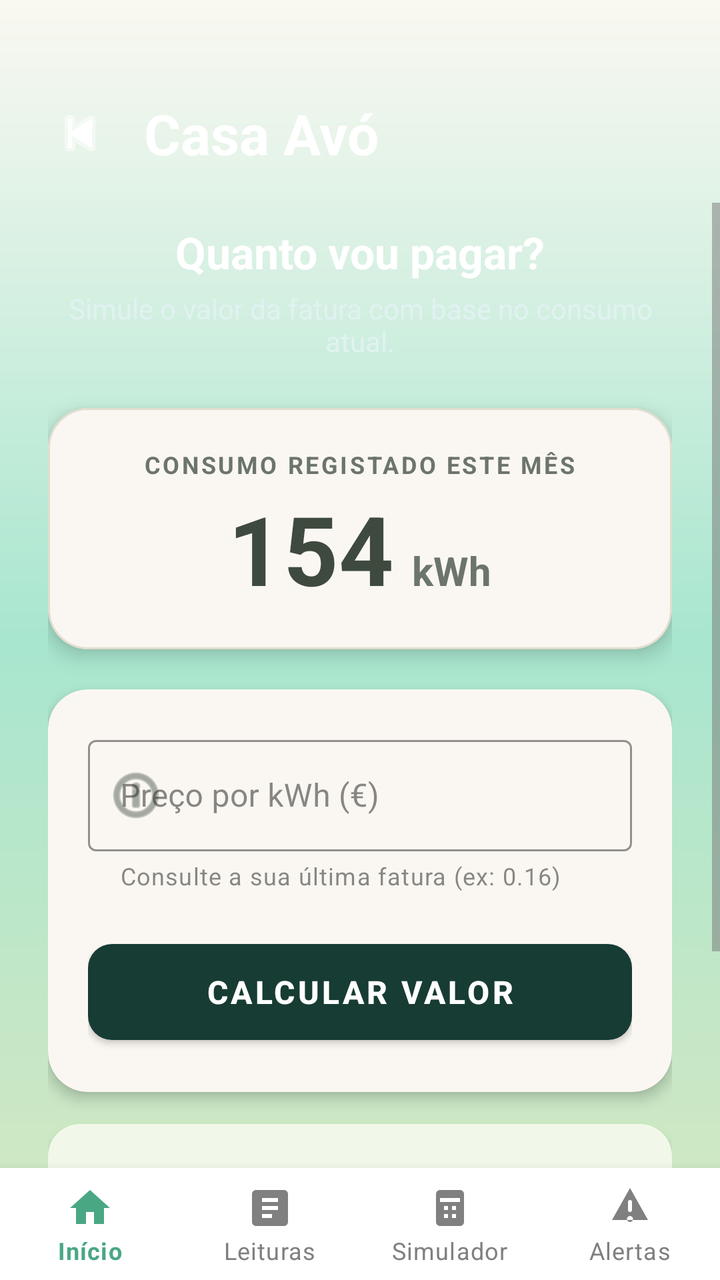
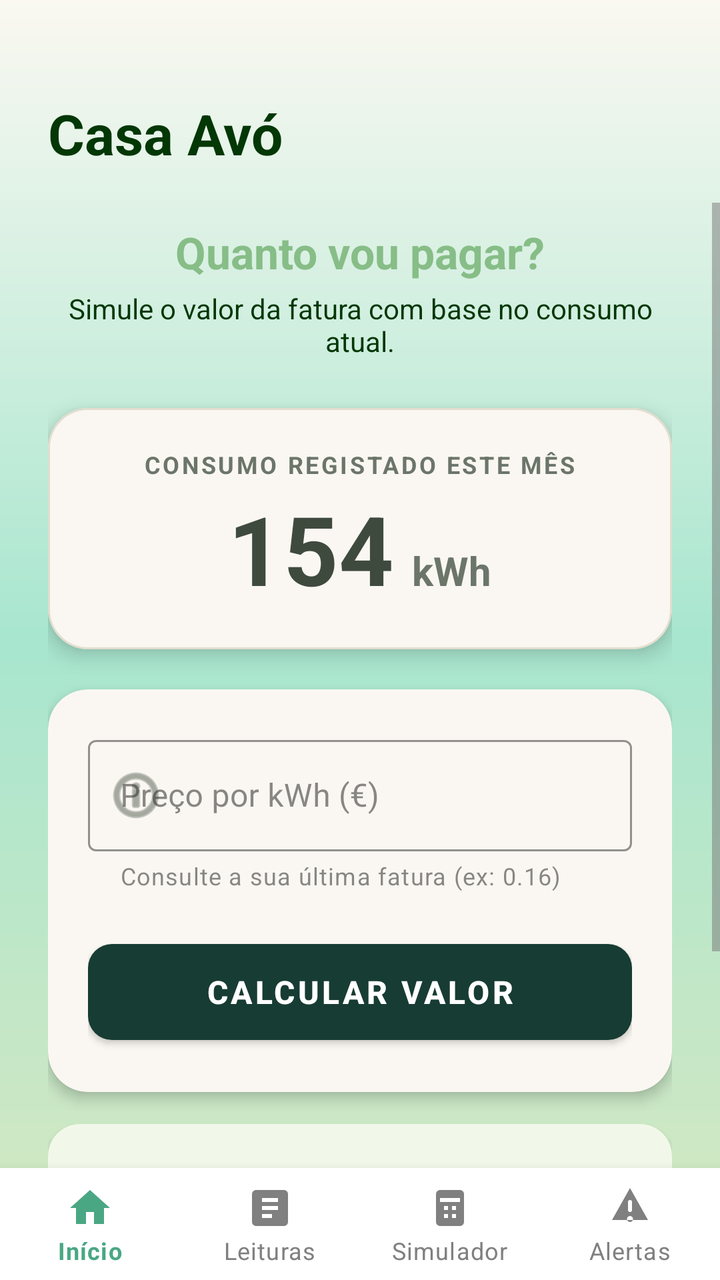

An Android layout rendered at two revisions. The XML below is the earlier revision; the diff shows what the commit changed to produce the second picture.
<!-- AndroidManifest.xml: application theme Theme.EcoTrack -->
<!-- res/layout/activity_calculadora_custos.xml -->
<?xml version="1.0" encoding="utf-8"?>
<androidx.constraintlayout.widget.ConstraintLayout xmlns:android="http://schemas.android.com/apk/res/android"
    xmlns:app="http://schemas.android.com/apk/res-auto"
    xmlns:tools="http://schemas.android.com/tools"
    android:layout_width="match_parent"
    android:layout_height="match_parent"
    android:background="@drawable/gradient_verde"
    tools:context=".CalculadoraCustos">

    
    <androidx.constraintlayout.widget.ConstraintLayout
        android:id="@+id/headerCasaCalculadora"
        android:layout_width="match_parent"
        android:layout_height="wrap_content"
        android:paddingHorizontal="24dp"
        android:paddingTop="48dp"
        android:paddingBottom="16dp"
        app:layout_constraintTop_toTopOf="parent"
        app:layout_constraintStart_toStartOf="parent"
        app:layout_constraintEnd_toEndOf="parent">

        
        <ImageView
            android:id="@+id/btnBackArrow"
            android:layout_width="32dp"
            android:layout_height="32dp"
            android:src="@android:drawable/ic_media_previous"
            app:tint="#FFFFFF"
            android:contentDescription="Voltar"
            app:layout_constraintStart_toStartOf="parent"
            app:layout_constraintTop_toTopOf="@id/tvNomeCasaCalculadora"
            app:layout_constraintBottom_toBottomOf="@id/tvNomeCasaCalculadora" />

        
        <TextView
            android:id="@+id/tvLabelCategoria"
            android:layout_width="wrap_content"
            android:layout_height="wrap_content"
            android:text="SIMULADOR DE FATURA"
            android:textSize="12sp"
            android:textColor="#CCFFFFFF"
            android:letterSpacing="0.1"
            android:textStyle="bold"
            android:layout_marginBottom="4dp"
            android:layout_marginStart="16dp"
            app:layout_constraintStart_toEndOf="@id/btnBackArrow"
            app:layout_constraintBottom_toTopOf="@id/tvNomeCasaCalculadora" />

        
        <TextView
            android:id="@+id/tvNomeCasaCalculadora"
            android:layout_width="wrap_content"
            android:layout_height="wrap_content"
            android:text="Casa Avó"
            android:textSize="28sp"
            android:textStyle="bold"
            android:textColor="#FFFFFF"
            android:layout_marginStart="16dp"
            app:layout_constraintStart_toEndOf="@id/btnBackArrow"
            app:layout_constraintTop_toTopOf="parent" />

        

    </androidx.constraintlayout.widget.ConstraintLayout>

    
    <ScrollView
        android:id="@+id/scrollSimulador"
        android:layout_width="0dp"
        android:layout_height="0dp"
        android:fillViewport="true"
        android:clipToPadding="false"
        android:paddingBottom="20dp"
        app:layout_constraintTop_toBottomOf="@id/headerCasaCalculadora"
        app:layout_constraintBottom_toTopOf="@id/bottomNavigation"
        app:layout_constraintStart_toStartOf="parent"
        app:layout_constraintEnd_toEndOf="parent">

        <LinearLayout
            android:layout_width="match_parent"
            android:layout_height="wrap_content"
            android:orientation="vertical"
            android:paddingHorizontal="24dp"
            android:paddingTop="10dp"
            android:gravity="center_horizontal">

            <TextView
                android:layout_width="wrap_content"
                android:layout_height="wrap_content"
                android:text="Quanto vou pagar?"
                android:textSize="22sp"
                android:textStyle="bold"
                android:textColor="#FFFFFF"
                android:layout_marginBottom="4dp"/>

            <TextView
                android:layout_width="wrap_content"
                android:layout_height="wrap_content"
                android:text="Simule o valor da fatura com base no consumo atual."
                android:textSize="14sp"
                android:textColor="#E0F2F1"
                android:textAlignment="center"
                android:layout_marginBottom="24dp"/>

            
            <com.google.android.material.card.MaterialCardView
                android:layout_width="match_parent"
                android:layout_height="wrap_content"
                app:cardCornerRadius="20dp"
                app:cardElevation="6dp"
                app:strokeColor="@color/cardStroke"
                app:strokeWidth="1dp"
                android:layout_marginBottom="20dp">

                <LinearLayout
                    android:layout_width="match_parent"
                    android:layout_height="wrap_content"
                    android:orientation="vertical"
                    android:padding="20dp"
                    android:gravity="center">

                    <TextView
                        android:layout_width="wrap_content"
                        android:layout_height="wrap_content"
                        android:text="CONSUMO REGISTADO ESTE MÊS"
                        android:textSize="12sp"
                        android:letterSpacing="0.1"
                        android:textStyle="bold"
                        android:textColor="@color/oliveTextSoft"/>

                    <LinearLayout
                        android:layout_width="wrap_content"
                        android:layout_height="wrap_content"
                        android:orientation="horizontal"
                        android:baselineAligned="true"
                        android:clipChildren="false"
                        android:clipToPadding="false"
                        android:layout_marginTop="8dp">

                        <TextView
                            android:id="@+id/tvConsumoAtual"
                            android:layout_width="wrap_content"
                            android:layout_height="wrap_content"
                            android:text="154"
                            android:textSize="48sp"
                            android:textStyle="bold"
                            android:includeFontPadding="false"
                            android:textColor="@color/oliveText"/>

                        <TextView
                            android:layout_width="wrap_content"
                            android:layout_height="wrap_content"
                            android:text=" kWh"
                            android:textSize="20sp"
                            android:textStyle="bold"
                            android:textColor="@color/oliveTextSoft"
                            android:layout_marginStart="4dp"/>
                    </LinearLayout>
                </LinearLayout>
            </com.google.android.material.card.MaterialCardView>

            
            <com.google.android.material.card.MaterialCardView
                android:layout_width="match_parent"
                android:layout_height="wrap_content"
                app:cardCornerRadius="20dp"
                app:cardElevation="4dp"
                android:layout_marginBottom="16dp">

                <LinearLayout
                    android:layout_width="match_parent"
                    android:layout_height="wrap_content"
                    android:orientation="vertical"
                    android:padding="20dp">

                    <com.google.android.material.textfield.TextInputLayout
                        android:id="@+id/tilPreco"
                        style="@style/Widget.MaterialComponents.TextInputLayout.OutlinedBox"
                        android:layout_width="match_parent"
                        android:layout_height="wrap_content"
                        android:hint="Preço por kWh (€)"
                        app:helperText="Consulte a sua última fatura (ex: 0.16)"
                        app:boxStrokeColor="@color/green"
                        app:startIconDrawable="@android:drawable/ic_menu_info_details"
                        app:startIconTint="@color/oliveTextSoft">

                        <com.google.android.material.textfield.TextInputEditText
                            android:id="@+id/etPrecoKwh"
                            android:layout_width="match_parent"
                            android:layout_height="wrap_content"
                            android:inputType="numberDecimal" />
                    </com.google.android.material.textfield.TextInputLayout>

                    <com.google.android.material.button.MaterialButton
                        android:id="@+id/btnCalcular"
                        android:layout_width="match_parent"
                        android:layout_height="60dp"
                        android:layout_marginTop="20dp"
                        android:text="Calcular Valor"
                        android:textColor="#FFFFFF"
                        android:textSize="16sp"
                        android:textStyle="bold"
                        app:backgroundTint="@color/onMint"
                        app:cornerRadius="12dp"/>
                </LinearLayout>
            </com.google.android.material.card.MaterialCardView>

            
            <LinearLayout
                android:id="@+id/layoutResultado"
                android:layout_width="match_parent"
                android:layout_height="wrap_content"
                android:orientation="vertical"
                android:gravity="center"
                android:background="@drawable/rounded_white_box"
                android:backgroundTint="#F1F8E9"
                android:padding="20dp"
                android:elevation="2dp"
                android:visibility="visible">

                <TextView
                    android:layout_width="wrap_content"
                    android:layout_height="wrap_content"
                    android:text="Estimativa a Pagar"
                    android:textSize="14sp"
                    android:textAllCaps="true"
                    android:textColor="#558B2F"/>

                <TextView
                    android:id="@+id/tvResultadoEuros"
                    android:layout_width="wrap_content"
                    android:layout_height="wrap_content"
                    android:text="€ --"
                    android:textSize="36sp"
                    android:textStyle="bold"
                    android:textColor="#2E7D32"
                    android:layout_marginTop="4dp"/>

                <TextView
                    android:layout_width="wrap_content"
                    android:layout_height="wrap_content"
                    android:text="*Valor s/ taxas fixas e IVA"
                    android:textSize="12sp"
                    android:textColor="#888888"
                    android:layout_marginTop="8dp"/>
            </LinearLayout>

        </LinearLayout>
    </ScrollView>

    
    <com.google.android.material.bottomnavigation.BottomNavigationView
        android:id="@+id/bottomNavigation"
        android:layout_width="match_parent"
        android:layout_height="wrap_content"
        app:layout_constraintBottom_toBottomOf="parent"
        app:menu="@menu/menu_bottom_nav"
        android:background="@android:color/white"
        app:itemIconTint="@color/selector_bottom_nav"
        app:itemTextColor="@color/selector_bottom_nav"
        app:labelVisibilityMode="labeled"
        app:elevation="8dp"/>

</androidx.constraintlayout.widget.ConstraintLayout>
<!-- resources referenced by this layout -->
<resources>
  <color name="cardStroke">#E2DDCF</color>
  <color name="green">#033705</color>
  <color name="oliveText">#3F4A3E</color>
  <color name="oliveTextSoft">#6C7569</color>
  <color name="onMint">#173C33</color>
  <!-- drawable gradient_verde (drawable) -->
  <shape xmlns:android="http://schemas.android.com/apk/res/android">
      <gradient
          android:startColor="@color/pastel_lightgreen"
          android:centerColor="@color/mint_start"
          android:endColor="@color/pastel_whitewarm"
          android:angle="90" />
  
      <corners android:radius="0dp" />
  </shape>
  <!-- drawable rounded_white_box (drawable) -->
  <shape xmlns:android="http://schemas.android.com/apk/res/android" android:shape="rectangle">
      <solid android:color="#FFFFFF"/>
      <corners android:radius="16dp"/>
      <padding android:left="12dp" android:top="12dp" android:right="12dp" android:bottom="12dp"/>
  </shape>
  <style name="Theme.EcoTrack" parent="Theme.MaterialComponents.Light.NoActionBar">
          
          <item name="colorPrimary">@color/colorPrimary</item>
          <item name="colorOnPrimary">@color/colorOnPrimary</item>
          <item name="colorSecondary">@color/colorSecondary</item>
          <item name="colorOnSecondary">@color/colorOnSecondary</item>
  
          
          <item name="colorOnBackground">@color/background_beige</item>
          <item name="colorSurface">@color/colorSurface</item>
          <item name="colorOnSurface">@color/colorOnSurface</item>
          <item name="android:windowBackground">@color/background_beige</item>
  
          
          <item name="colorPrimaryContainer">@color/colorPrimaryContainer</item>
          <item name="colorOnPrimaryContainer">@color/colorOnPrimaryContainer</item>
          <item name="colorSecondaryContainer">@color/colorSecondaryContainer</item>
          <item name="colorOnSecondaryContainer">@color/colorOnSecondaryContainer</item>
  
          
          <item name="colorError">@color/colorError</item>
          <item name="colorOnError">@color/colorOnError</item>
          <item name="colorErrorContainer">@color/colorErrorContainer</item>
          <item name="colorOnErrorContainer">@color/colorOnErrorContainer</item>
  
          
          <item name="colorOutline">@color/colorOutline</item>
  
          
          <item name="android:textColorPrimary">@color/text_primary</item>
          <item name="android:textColorSecondary">@color/text_secondary</item>
  
          
          <item name="android:statusBarColor">@color/colorPrimary</item>
          <item name="android:navigationBarColor">@color/background_beige</item>
      </style>
  <color name="pastel_lightgreen">#D7E8C1</color>
  <color name="mint_start">#A8E6CF</color>
  <color name="pastel_whitewarm">#FAF8F1</color>
  <color name="colorPrimary">#2E7D5B</color>
  <color name="colorOnPrimary">#FFFFFF</color>
  <color name="colorSecondary">#52644F</color>
  <color name="colorOnSecondary">#FFFFFF</color>
  <color name="background_beige">#FFFDF8</color>
  <color name="colorSurface">#FAF7F2</color>
  <color name="colorOnSurface">#3B3A37</color>
  <color name="colorPrimaryContainer">#BFE3CF</color>
  <color name="colorOnPrimaryContainer">#1A3B2C</color>
  <color name="colorSecondaryContainer">#D5E8D7</color>
  <color name="colorOnSecondaryContainer">#1F352F</color>
  <color name="colorError">#B3261E</color>
  <color name="colorOnError">#FFFFFF</color>
  <color name="colorErrorContainer">#F9DEDC</color>
  <color name="colorOnErrorContainer">#410E0B</color>
  <color name="colorOutline">#D8D2C8</color>
  <color name="text_primary">#2E2E2E</color>
  <color name="text_secondary">#7A7A7A</color>
</resources>

<!-- the commit's change to res/layout/activity_calculadora_custos.xml (unified diff, before → after) -->
@@ -20,31 +20,20 @@
         app:layout_constraintEnd_toEndOf="parent">
 
         
-        <ImageView
-            android:id="@+id/btnBackArrow"
-            android:layout_width="32dp"
-            android:layout_height="32dp"
-            android:src="@android:drawable/ic_media_previous"
-            app:tint="#FFFFFF"
-            android:contentDescription="Voltar"
-            app:layout_constraintStart_toStartOf="parent"
-            app:layout_constraintTop_toTopOf="@id/tvNomeCasaCalculadora"
-            app:layout_constraintBottom_toBottomOf="@id/tvNomeCasaCalculadora" />
 
         
         <TextView
             android:id="@+id/tvLabelCategoria"
             android:layout_width="wrap_content"
             android:layout_height="wrap_content"
+            android:layout_marginBottom="4dp"
+            android:letterSpacing="0.1"
             android:text="SIMULADOR DE FATURA"
+            android:textColor="#CCFFFFFF"
             android:textSize="12sp"
-            android:textColor="#CCFFFFFF"
-            android:letterSpacing="0.1"
             android:textStyle="bold"
-            android:layout_marginBottom="4dp"
-            android:layout_marginStart="16dp"
-            app:layout_constraintStart_toEndOf="@id/btnBackArrow"
-            app:layout_constraintBottom_toTopOf="@id/tvNomeCasaCalculadora" />
+            app:layout_constraintBottom_toTopOf="@id/tvNomeCasaCalculadora"
+            app:layout_constraintStart_toStartOf="parent" />
 
         
         <TextView
@@ -52,11 +41,10 @@
             android:layout_width="wrap_content"
             android:layout_height="wrap_content"
             android:text="Casa Avó"
+            android:textColor="@color/green"
             android:textSize="28sp"
             android:textStyle="bold"
-            android:textColor="#FFFFFF"
-            android:layout_marginStart="16dp"
-            app:layout_constraintStart_toEndOf="@id/btnBackArrow"
+            app:layout_constraintStart_toStartOf="parent"
             app:layout_constraintTop_toTopOf="parent" />
 
         
@@ -90,7 +78,7 @@
                 android:text="Quanto vou pagar?"
                 android:textSize="22sp"
                 android:textStyle="bold"
-                android:textColor="#FFFFFF"
+                android:textColor="@color/green_middle"
                 android:layout_marginBottom="4dp"/>
 
             <TextView
@@ -98,7 +86,7 @@
                 android:layout_height="wrap_content"
                 android:text="Simule o valor da fatura com base no consumo atual."
                 android:textSize="14sp"
-                android:textColor="#E0F2F1"
+                android:textColor="@color/green"
                 android:textAlignment="center"
                 android:layout_marginBottom="24dp"/>
 
<!-- resource entries referenced after the edit -->
@@ -2,6 +2,7 @@
 <resources>
   <color name="cardStroke">#E2DDCF</color>
   <color name="green">#033705</color>
+  <color name="green_middle">#87BD87</color>
   <color name="oliveText">#3F4A3E</color>
   <color name="oliveTextSoft">#6C7569</color>
   <color name="onMint">#173C33</color>
